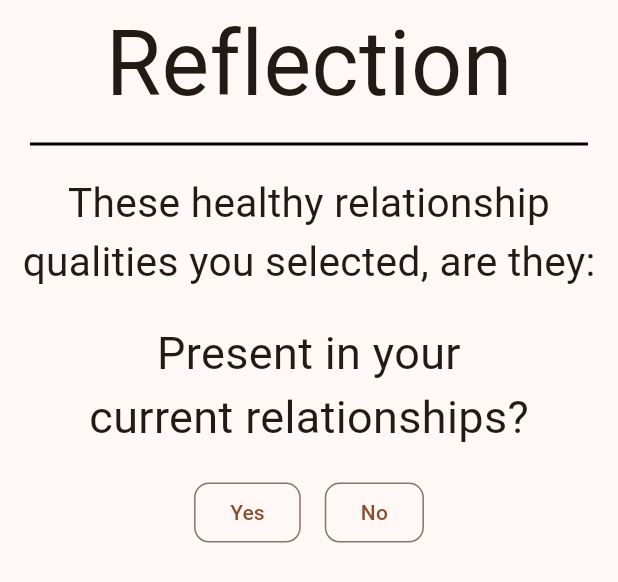
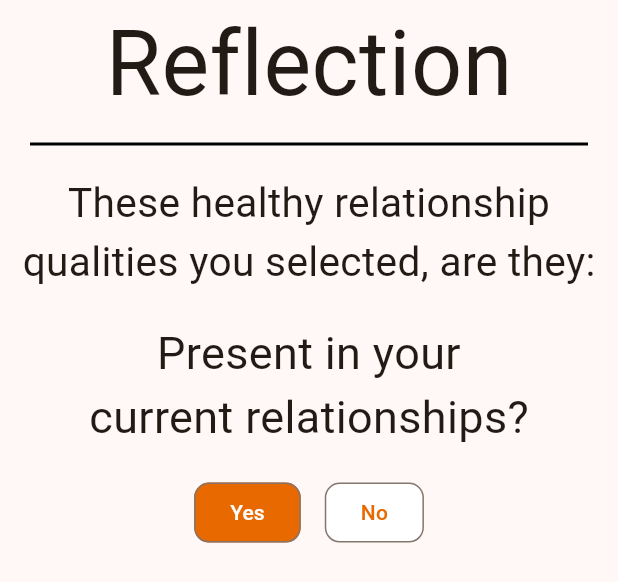
Before and after one commit to provo-caps-tg/peaku-app, a Flutter app: the ReflectionStepState widget shown alone on an empty page, opened directly with empty values, after a tap on "Yes", after a tap on the "arrow back" icon, on a phone screen of 412 x 824 dp. Shown: the top 582 px of the screen. Run offline on Flutter 3.47's test engine with Material 3 defaults, Android fonts, the phone set to English and light mode, and no system bars; missing offline and left inert: flutter_survey, material_color_generator, survey_kit.

Commit message:
I wanna kms (keep myself safe)

```diff
--- a/lib/level_one.dart
+++ b/lib/level_one.dart
@@ -192,6 +192,7 @@ class BoxesStepState extends StatefulWidget {
     super.key,
     required this.title,
     required this.text,
+    bool isOptional = false,
   });
   @override
   State<BoxesStepState> createState() => _BoxesStepState();
@@ -460,13 +461,23 @@ List<String> relationships = [
   'Present in your\nfamily relationships?',
   'Present in your\nfriend relationships?',
   'Present in your\nintimate or romantic relationship?',
+];
+List<String> answerResultRelationships = [
+  ' ',
+  ' ',
+  ' ',
+  ' ',
   ' ',
 ];
+String reflectionStringResult = '';
+Color textColorYes = orange;
+Color bgColorYes = Colors.white;
+Color textColorNo = orange;
+Color bgColorNo = Colors.white;
 int increment = 0;
 bool reflectionVisibility = false;
 bool buttonVisibility = true;
 class _ReflectionStepState extends State<ReflectionStepState> {
-  //TODO: Unique Buttons, color on selection and store, and reset on new questions (DICTIONARY METHOD)
   String questionText = relationships[increment];
 
   @override
@@ -480,29 +491,59 @@ class _ReflectionStepState extends State<ReflectionStepState> {
 
   void incrementUp(){
     setState(() {
+      answerResultRelationships[increment] = reflectionStringResult;
+      if(increment<4){
+        if(answerResultRelationships[increment+1]=='Yes'){
+          bgColorYes = orange;
+          textColorYes = Colors.white;
+          textColorNo = orange;
+          bgColorNo = Colors.white;
+        }
+        else if(answerResultRelationships[increment+1]=='No'){
+          bgColorNo = orange;
+          textColorNo = Colors.white;
+          textColorYes = orange;
+          bgColorYes = Colors.white;
+        }
+        else{
+          textColorYes = orange;
+          bgColorYes = Colors.white;
+          textColorNo = orange;
+          bgColorNo = Colors.white;
+        }
+      }
       if(increment<relationships.length - 1){
+        answerResultRelationships[increment] = reflectionStringResult;
         increment+=1;
+        if(increment<5){
           questionText = relationships[increment];
+        }
       }
       if(increment>0){
         reflectionVisibility = true;
-      }
-      if(increment==relationships.length-1){
-        buttonVisibility = false;
       }
     });
   }
   void incrementDown(){
     setState(() {
+      if(answerResultRelationships[increment-1]=='Yes'){
+        bgColorYes = orange;
+        textColorYes = Colors.white;
+        textColorNo = orange;
+        bgColorNo = Colors.white;
+      }
+      else if(answerResultRelationships[increment-1]=='No'){
+        bgColorNo = orange;
+        textColorNo = Colors.white;
+        textColorYes = orange;
+        bgColorYes = Colors.white;
+      }
       if(increment>0){
         increment-=1;
         questionText = relationships[increment];
       }
-      if(increment<1){
-        reflectionVisibility = false;
-      }
-      if(increment<relationships.length - 1){
-        buttonVisibility = true;
+      if(increment==0){
+        reflectionVisibility=false;
       }
     });
   }
@@ -575,10 +616,10 @@ class _ReflectionStepState extends State<ReflectionStepState> {
             Center(
               child: Stack(
                 children: [
-                  Visibility(
+                  Padding(
+                    padding:const EdgeInsets.only(left: 10, top:16),
+                    child: Visibility(
                       visible: reflectionVisibility,
-                    child: Padding(
-                      padding: const EdgeInsets.only(left: 10, top: 15),
                         child: Container(
                           decoration: BoxDecoration(
                             color: orange,
@@ -604,10 +645,22 @@ class _ReflectionStepState extends State<ReflectionStepState> {
                           child: Padding(
                             padding: const EdgeInsets.symmetric(vertical: 8, horizontal: 8),
                             child: OutlinedButton(
-                              onPressed:() => incrementUp(),
+                              onPressed:() {
+                                setState(() {
+                                  reflectionStringResult = 'Yes';
+                                  bgColorYes = orange;
+                                  textColorYes = Colors.white;
+                                  textColorNo = orange;
+                                  bgColorNo = Colors.white;
+                                });
+                                incrementUp();
+                              },
                               style: ButtonStyle(
                                 shape: MaterialStateProperty.all(
-                                  RoundedRectangleBorder(borderRadius: BorderRadius.circular(10.0))),
+                                  RoundedRectangleBorder(borderRadius: BorderRadius.circular(10.0))
+                                ),
+                                foregroundColor: MaterialStateProperty.all(textColorYes), // Change text color
+                                backgroundColor: MaterialStateProperty.all(bgColorYes), // Change background color
                               ),
                               child: const Text('Yes'),
                             ),
@@ -617,10 +670,22 @@ class _ReflectionStepState extends State<ReflectionStepState> {
                           child: Padding(
                             padding: const EdgeInsets.symmetric(vertical: 8, horizontal: 8),
                             child: OutlinedButton(
-                              onPressed:() => incrementUp(),
+                              onPressed:() {
+                                setState(() {
+                                  reflectionStringResult = 'No';
+                                  bgColorNo = orange;
+                                  textColorNo = Colors.white;
+                                  textColorYes = orange;
+                                  bgColorYes = Colors.white;
+                                });
+                                incrementUp();
+                              },
                               style: ButtonStyle(
                                 shape: MaterialStateProperty.all(
-                                  RoundedRectangleBorder(borderRadius: BorderRadius.circular(10.0))),
+                                  RoundedRectangleBorder(borderRadius: BorderRadius.circular(10.0))
+                                ),
+                                foregroundColor: MaterialStateProperty.all(textColorNo), // Change text color
+                                backgroundColor: MaterialStateProperty.all(bgColorNo), // Change background color
                               ),
                               child: const Text('No'),
                             ),
@@ -661,68 +726,13 @@ class _LevelOneHomeState extends State<LevelOneHome> {
       text: "",
       title: "",
     ),
-    QuestionStep(
-      title: 'Are the qualities you selected present in your current relationships?',
-      isOptional: false,
-      answerFormat: const SingleChoiceAnswerFormat(
-        textChoices: <TextChoice>[
-          TextChoice(text: 'Yes', value: 'Yes'),
-          TextChoice(text: 'Somewhat', value: 'Somewhat'),
-          TextChoice(text: 'No', value: 'No'),
-        ],
-      ),
-    ),
-    QuestionStep(
-      title: 'Are the qualities you selected present in your work relationships?',
-      isOptional: false,
-      answerFormat: const SingleChoiceAnswerFormat(
-        textChoices: <TextChoice>[
-          TextChoice(text: 'Yes', value: 'Yes'),
-          TextChoice(text: 'Somewhat', value: 'Somewhat'),
-          TextChoice(text: 'No', value: 'No'),
-        ],
-      ),
-    ),
-    QuestionStep(
-      title: 'Are the qualities you selected present in your family relationships?',
-      isOptional: false,
-      answerFormat: const SingleChoiceAnswerFormat(
-        textChoices: <TextChoice>[
-          TextChoice(text: 'Yes', value: 'Yes'),
-          TextChoice(text: 'Somewhat', value: 'Somewhat'),
-          TextChoice(text: 'No', value: 'No'),
-        ],
-      ),
-    ),
-    QuestionStep(
-      title: 'Are the qualities you selected present in your friend relationships?',
-      isOptional: false,
-      answerFormat: const SingleChoiceAnswerFormat(
-        textChoices: <TextChoice>[
-          TextChoice(text: 'Yes', value: 'Yes'),
-          TextChoice(text: 'Somewhat', value: 'Somewhat'),
-          TextChoice(text: 'No', value: 'No'),
-        ],
-      ),
-    ),
-    QuestionStep(
-      title: 'Are the qualities you selected present in your intimate or romantic relationship?',
-      isOptional: false,
-      buttonText: "Let's go a little deeper.",
-      answerFormat: const SingleChoiceAnswerFormat(
-        textChoices: <TextChoice>[
-          TextChoice(text: 'Yes', value: 'Yes'),
-          TextChoice(text: 'Somewhat', value: 'Somewhat'),
-          TextChoice(text: 'No', value: 'No'),
-          TextChoice(text: 'Not applicable', value: 'Not applicable'),
-        ],
-      ),
-    ),
+    /*
     InstructionStep(
       title: 'What does respect look like to you?',
       text: '(Choose from the following examples whether they are YES Respectful or NO Not Respectful)',
       buttonText: 'Let\'s go!',
     ),
+    */
     QuestionStep(
       title: 'My partner makes my lunch every day. Respectful?',
       isOptional: false,
```
Lines whose indentation alone changed are shown as unchanged.
